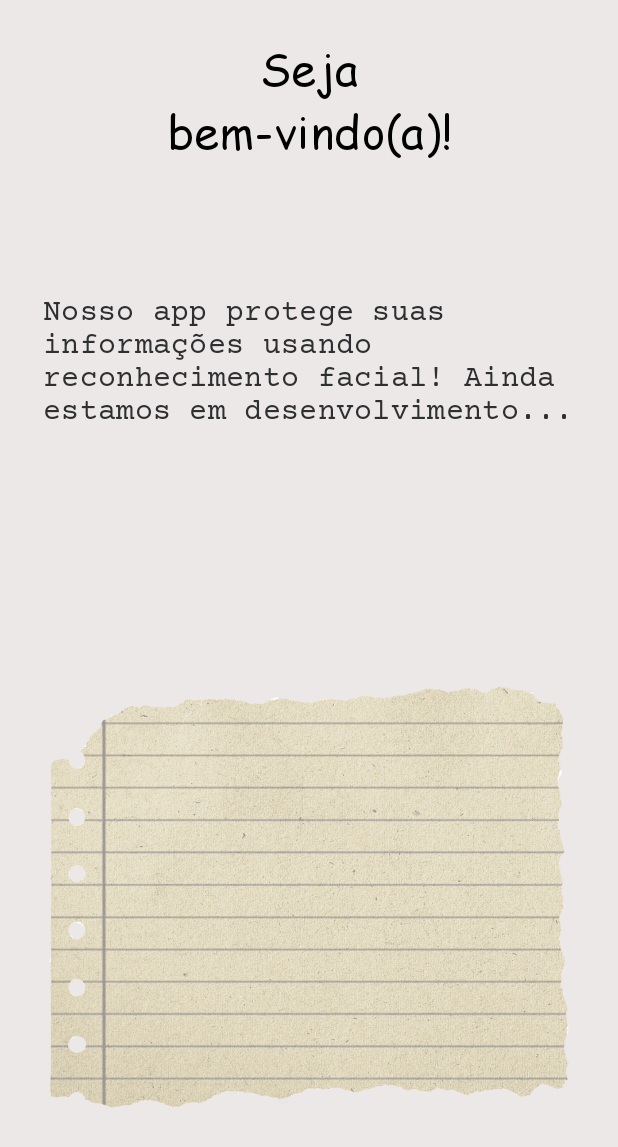
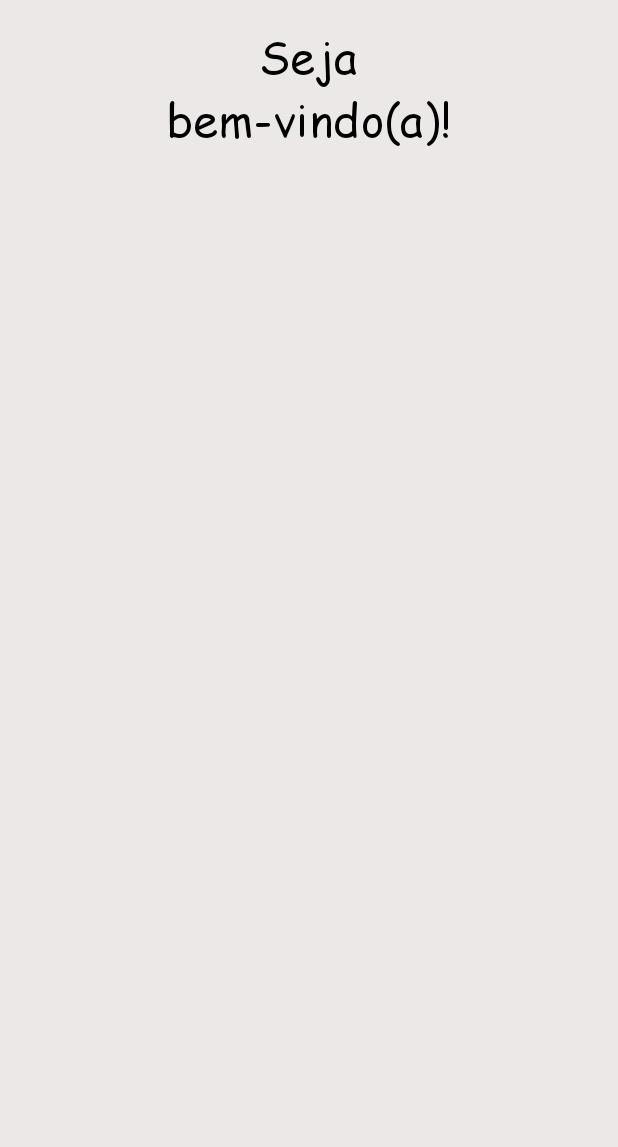
Before and after one commit to DiegoCrassus/PDM-APP1, an Android app: the home screen opened directly, with no data from a screen before it, on a phone screen of 412 x 824 dp. Shown: the top 1147 px of the screen. Run offline under Robolectric (Android 15) with nearby library versions, the phone set to English and light mode, and no system bars; libraries missing offline, so code that uses them is left out: br.com.

Commit message:
Correções do app

```diff
--- a/app/app/src/main/java/br/com/PDM/signIn.kt
+++ b/app/app/src/main/java/br/com/PDM/signIn.kt
@@ -114,6 +114,8 @@ class signIn : AppCompatActivity() {
                 }
             } catch (e: java.net.SocketTimeoutException) {
                 Toast.makeText(this@signIn, "Backend OFFLINE!", Toast.LENGTH_SHORT).show()
+            } catch (e: org.json.JSONException) {
+                Toast.makeText(this@signIn, "Backend ERROR!", Toast.LENGTH_SHORT).show()
             }
 
         } else {
--- a/app/app/src/main/res/layout/activity_home.xml
+++ b/app/app/src/main/res/layout/activity_home.xml
@@ -8,39 +8,17 @@
     tools:context=".home">
 
     <TextView
-        android:id="@+id/ttdescHome"
-        style="@style/StyleCorpos"
-        android:layout_width="367dp"
-        android:layout_height="98dp"
-        android:layout_marginTop="20dp"
-        android:text="@string/ttDescWelcome"
-        app:layout_constraintBottom_toTopOf="@+id/imageView"
-        app:layout_constraintEnd_toEndOf="parent"
-        app:layout_constraintHorizontal_bias="0.636"
-        app:layout_constraintStart_toStartOf="parent"
-        app:layout_constraintTop_toBottomOf="@+id/ttTitulo"
-        app:layout_constraintVertical_bias="0.235" />
-
-    <TextView
         android:id="@+id/ttTitulo"
         style="@style/StyleTitulos"
         android:layout_width="250dp"
         android:layout_height="111dp"
-        android:layout_marginTop="24dp"
+        android:layout_marginTop="16dp"
         android:text="@string/ttWelcome"
         android:textAlignment="center"
         android:textSize="30sp"
         app:layout_constraintEnd_toEndOf="parent"
+        app:layout_constraintHorizontal_bias="0.496"
         app:layout_constraintStart_toStartOf="parent"
         app:layout_constraintTop_toTopOf="parent" />
 
-    <ImageView
-        android:id="@+id/imageView"
-        android:layout_width="371dp"
-        android:layout_height="348dp"
-        android:layout_marginBottom="52dp"
-        app:layout_constraintBottom_toBottomOf="parent"
-        app:layout_constraintEnd_toEndOf="parent"
-        app:layout_constraintStart_toStartOf="parent"
-        app:srcCompat="@drawable/paper" />
 </androidx.constraintlayout.widget.ConstraintLayout>
```
Also changed, not shown: app/app/build.gradle (+14 -9 lines).
